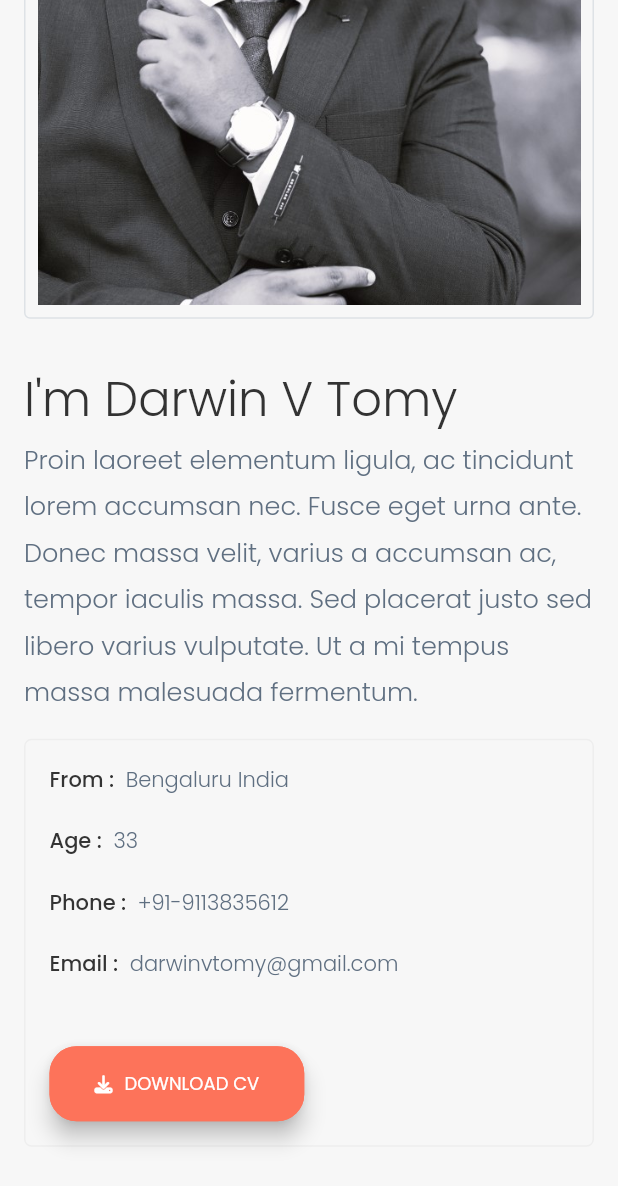
After one commit to darwinvtomy/darwin_portfolio, a Flutter app: the screen it shows after launch, scrolled down 1245 dp, after a tap on "DOWNLOAD CV", on a phone screen of 412 x 824 dp. The commit adds this screen. Shown: the top 1186 px of the screen. Run offline on Flutter 3.47's test engine with Material 2 defaults, Android fonts, the phone set to English and light mode, and no system bars; our stand-ins replace font_awesome_flutter, google_fonts, responsive_builder; missing offline and left inert: particles_flutter.

Commit message:
Adding About Me Content

```diff
--- a/lib/presentation/pages/home_page/home_page.dart
+++ b/lib/presentation/pages/home_page/home_page.dart
@@ -1,6 +1,7 @@
 import 'package:darwin_portfolio/presentation/pages/home_page/homepage_widgets/top_banner.dart';
 import 'package:flutter/material.dart';
 
+import 'homepage_contents/about_me.dart';
 import 'homepage_widgets/drawer.dart';
 
 class HomePage extends StatelessWidget {
@@ -19,6 +20,7 @@ class HomePage extends StatelessWidget {
                   name: 'DARWIN V TOMY',
                   scrollController: controller,
                   imageLink: 'assets/images/banner.jpg'),
+              AboutMe()
             ],
           ),
         ),
--- /dev/null
+++ b/lib/presentation/pages/home_page/homepage_contents/about_me.dart
@@ -0,0 +1,124 @@
+// ignore_for_file: public_member_api_docs, sort_constructors_first
+import 'package:darwin_portfolio/presentation/pages/home_page/homepage_widgets/custom_iconbutton.dart';
+import 'package:flutter/material.dart';
+import 'package:font_awesome_flutter/font_awesome_flutter.dart';
+import 'package:responsive_builder/responsive_builder.dart';
+
+import 'package:darwin_portfolio/presentation/common/space.dart';
+import 'package:darwin_portfolio/presentation/pages/home_page/homepage_widgets/content_card.dart';
+import 'package:darwin_portfolio/presentation/pages/home_page/homepage_widgets/contents_placeholder.dart';
+import 'package:darwin_portfolio/presentation/resources/color_manager.dart';
+import 'package:darwin_portfolio/presentation/resources/values_manager.dart';
+
+import '../../../resources/styles_manager.dart';
+
+class AboutMe extends StatelessWidget {
+  const AboutMe({Key? key}) : super(key: key);
+
+  @override
+  Widget build(BuildContext context) {
+    return ResponsiveBuilder(builder: (context, sizeInfo) {
+      return ContentPlaceHolder(
+          title: 'GET TO KNOW',
+          subTitle: 'ABOUT ME',
+          child: Column(
+            crossAxisAlignment: CrossAxisAlignment.start,
+            children: [
+              Container(
+                  decoration: BoxDecoration(
+                      borderRadius: BorderRadius.circular(4),
+                      border: Border.all(
+                        color: ColorManager.border_color_light,
+                      )),
+                  padding: const EdgeInsets.all(AppPadding.p8),
+                  child: Image.asset('assets/images/avatar.jpg')),
+              verticalSpace(sizeInfo.isMobile ? AppPadding.p40 : 0.0),
+              Column(
+                crossAxisAlignment: CrossAxisAlignment.start,
+                children: [
+                  Text(
+                    'I\'m Darwin V Tomy ',
+                    style: getLightStyle(
+                        color: ColorManager.title_font_color_light,
+                        fontSize: 32),
+                    textAlign: TextAlign.left,
+                  ),
+                  Text(
+                    'Proin laoreet elementum ligula, ac tincidunt lorem accumsan nec. Fusce eget urna ante. Donec massa velit, varius a accumsan ac, tempor iaculis massa. Sed placerat justo sed libero varius vulputate. Ut a mi tempus massa malesuada fermentum.',
+                    style: getLightStyle(
+                            color: ColorManager.content_font_color_light,
+                            fontSize: 17)
+                        .copyWith(height: 1.8),
+                    textAlign: TextAlign.left,
+                  ),
+                  verticalSpace(16),
+                  ContentCard(
+                    child: Padding(
+                      padding: const EdgeInsets.all(8.0),
+                      child: Column(
+                        mainAxisAlignment: MainAxisAlignment.start,
+                        crossAxisAlignment: CrossAxisAlignment.start,
+                        children: [
+                          const BioDetails(
+                              title: 'From', detail: 'Bengaluru India'),
+                          const BioDetails(title: 'Age', detail: '33'),
+                          const BioDetails(
+                              title: 'Phone', detail: '+91-9113835612'),
+                          const BioDetails(
+                              title: 'Email', detail: 'darwinvtomy@gmail.com'),
+                          verticalSpace(24),
+                          CustomIconButton(
+                            onPressed: () {},
+                            buttonText: 'DOWNLOAD CV',
+                            icon: const FaIcon(
+                              FontAwesomeIcons.download,
+                              size: 12,
+                            ),
+                          )
+                        ],
+                      ),
+                    ),
+                  )
+                ],
+              ),
+            ],
+          ));
+    });
+  }
+}
+
+class BioDetails extends StatelessWidget {
+  final String title;
+  final String detail;
+  const BioDetails({
+    Key? key,
+    required this.title,
+    required this.detail,
+  }) : super(key: key);
+
+  @override
+  Widget build(BuildContext context) {
+    return Padding(
+      padding: const EdgeInsets.only(bottom: AppPadding.p20),
+      child: Row(
+        crossAxisAlignment: CrossAxisAlignment.center,
+        mainAxisAlignment: MainAxisAlignment.start,
+        children: [
+          Text(
+            '$title : ',
+            style: getMediumStyle(
+                color: ColorManager.title_font_color_light, fontSize: 14),
+            textAlign: TextAlign.left,
+          ),
+          horizontalSpace(4),
+          Text(
+            detail,
+            style: getLightStyle(
+                color: ColorManager.content_font_color_light, fontSize: 14),
+            textAlign: TextAlign.left,
+          ),
+        ],
+      ),
+    );
+  }
+}
--- /dev/null
+++ b/lib/presentation/pages/home_page/homepage_widgets/content_card.dart
@@ -0,0 +1,23 @@
+import 'package:darwin_portfolio/presentation/resources/color_manager.dart';
+import 'package:flutter/material.dart';
+
+import '../../../resources/values_manager.dart';
+
+class ContentCard extends StatelessWidget {
+  const ContentCard({Key? key, required this.child, this.padding})
+      : super(key: key);
+  final Widget child;
+  final double? padding;
+  @override
+  Widget build(BuildContext context) {
+    return Container(
+      decoration: BoxDecoration(
+          borderRadius: BorderRadius.circular(5),
+          border: Border.all(
+            color: ColorManager.card_bordercolor_light,
+          )),
+      padding: EdgeInsets.all(padding ?? AppPadding.p8),
+      child: child,
+    );
+  }
+}
--- /dev/null
+++ b/lib/presentation/pages/home_page/homepage_widgets/contents_placeholder.dart
@@ -0,0 +1,51 @@
+import 'package:darwin_portfolio/presentation/common/space.dart';
+import 'package:darwin_portfolio/presentation/pages/home_page/homepage_widgets/title_subtitle.dart';
+import 'package:darwin_portfolio/presentation/resources/color_manager.dart';
+import 'package:darwin_portfolio/presentation/resources/values_manager.dart';
+import 'package:flutter/material.dart';
+import 'package:responsive_builder/responsive_builder.dart';
+
+class ContentPlaceHolder extends StatelessWidget {
+  final Color? bgColor;
+  final Widget child;
+  final String title;
+  final String subTitle;
+  final TextAlign? titletextAlign;
+  final double? paddingHorizontal;
+  final bool centerAligned;
+
+  const ContentPlaceHolder(
+      {Key? key,
+      this.bgColor,
+      required this.child,
+      required this.title,
+      required this.subTitle,
+      this.titletextAlign,
+      this.paddingHorizontal,
+      this.centerAligned = false})
+      : super(key: key);
+
+  @override
+  Widget build(BuildContext context) {
+    return ResponsiveBuilder(builder: (context, sizeInfo) {
+      return Container(
+        width: sizeInfo.screenSize.width,
+        color: bgColor ?? ColorManager.content_bg_color_light,
+        padding: EdgeInsets.symmetric(
+            vertical: AppPadding.p60,
+            horizontal: paddingHorizontal ?? (sizeInfo.isMobile ? 16 : 30)),
+        child: Column(
+          mainAxisAlignment: MainAxisAlignment.start,
+          crossAxisAlignment: centerAligned
+              ? CrossAxisAlignment.start
+              : CrossAxisAlignment.start,
+          children: [
+            TitleAndSub(title: title, subTitle: subTitle),
+            verticalSpace(30),
+            child
+          ],
+        ),
+      );
+    });
+  }
+}
--- /dev/null
+++ b/lib/presentation/pages/home_page/homepage_widgets/custom_iconbutton.dart
@@ -0,0 +1,39 @@
+// ignore_for_file: public_member_api_docs, sort_constructors_first
+import 'package:darwin_portfolio/presentation/resources/color_manager.dart';
+import 'package:darwin_portfolio/presentation/resources/styles_manager.dart';
+import 'package:darwin_portfolio/presentation/resources/values_manager.dart';
+import 'package:flutter/material.dart';
+
+class CustomIconButton extends StatelessWidget {
+  final Function()? onPressed;
+  final Widget? icon;
+  final String buttonText;
+  const CustomIconButton({
+    Key? key,
+    required this.onPressed,
+    this.icon,
+    required this.buttonText,
+  }) : super(key: key);
+
+  @override
+  Widget build(BuildContext context) {
+    return ElevatedButton.icon(
+      label: Text(buttonText),
+      onPressed: onPressed,
+      icon: icon ?? const SizedBox(),
+      style: ButtonStyle(
+          shape: MaterialStateProperty.all<RoundedRectangleBorder>(
+            RoundedRectangleBorder(
+                borderRadius: BorderRadius.circular(18.0),
+                side: BorderSide(color: ColorManager.button_bg_color)),
+          ),
+          elevation: MaterialStateProperty.all(6),
+          backgroundColor:
+              MaterialStateProperty.all(ColorManager.button_bg_color),
+          padding: MaterialStateProperty.all(const EdgeInsets.symmetric(
+              vertical: AppPadding.p16, horizontal: AppPadding.p30)),
+          textStyle: MaterialStateProperty.all(
+              getRegularStyle(color: Colors.white, fontSize: 12))),
+    );
+  }
+}
--- /dev/null
+++ b/lib/presentation/pages/home_page/homepage_widgets/title_subtitle.dart
@@ -0,0 +1,35 @@
+import 'package:darwin_portfolio/presentation/resources/color_manager.dart';
+import 'package:darwin_portfolio/presentation/resources/styles_manager.dart';
+import 'package:flutter/material.dart';
+
+class TitleAndSub extends StatelessWidget {
+  final String title;
+  final String subTitle;
+  final TextAlign? textAlign;
+  const TitleAndSub(
+      {Key? key, required this.title, required this.subTitle, this.textAlign})
+      : super(key: key);
+
+  @override
+  Widget build(BuildContext context) {
+    return Column(
+      crossAxisAlignment: CrossAxisAlignment.start,
+      children: [
+        Padding(
+          padding: const EdgeInsets.only(bottom: 10),
+          child: Text(
+            title,
+            style: getLightStyle(color: ColorManager.title_font_color_light),
+            textAlign: textAlign ?? TextAlign.left,
+          ),
+        ),
+        Text(
+          subTitle,
+          style: getLightStyle(
+              color: ColorManager.title_font_color_light, fontSize: 30),
+          textAlign: textAlign ?? TextAlign.left,
+        ),
+      ],
+    );
+  }
+}
--- a/lib/presentation/resources/color_manager.dart
+++ b/lib/presentation/resources/color_manager.dart
@@ -38,6 +38,11 @@ class ColorManager {
   static Color photo_border_color = HexColor.fromHex('#ed4242');
   static Color button_bg_color = HexColor.fromHex('#fd735a');
   static Color dark_bg_color = HexColor.fromHex('#25252d');
+  static Color title_font_color_light = HexColor.fromHex('#333333');
+  static Color content_font_color_light = HexColor.fromHex('#5f6f81');
+  static Color content_bg_color_light = HexColor.fromHex('#f7f7f7');
+  static Color border_color_light = HexColor.fromHex('#dee2e6');
+  static Color card_bordercolor_light = HexColor.fromHex('#eeeeee');
 }
 
 class GradientManager {
--- a/lib/presentation/resources/values_manager.dart
+++ b/lib/presentation/resources/values_manager.dart
@@ -19,6 +19,7 @@ class AppPadding {
   static const double p24 = 24.0;
   static const double p28 = 28.0;
   static const double p30 = 30.0;
+  static const double p40 = 30.0;
   static const double p60 = 60.0;
   static const double p100 = 100.0;
 }
```
